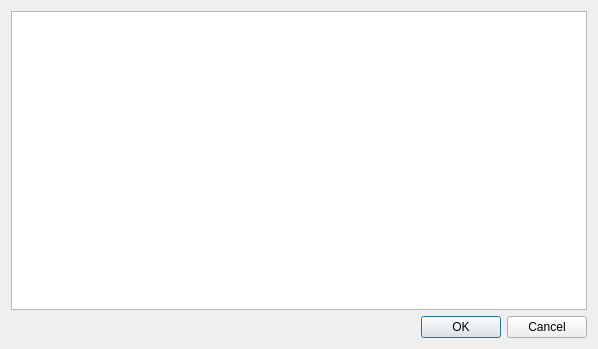
madnight/chessx, file src/gui/engineoptiondialog.ui: the form before one commit.
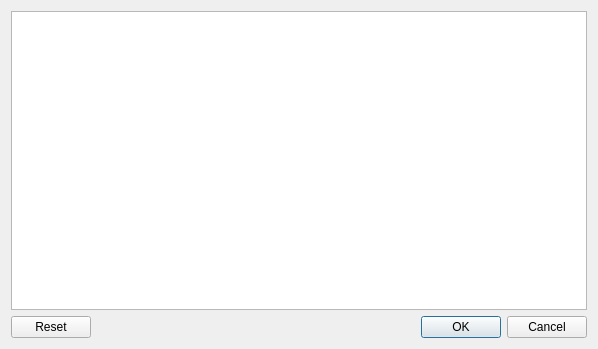
The form after the commit. Custom widgets are drawn as their Qt base class.

```diff
--- a/src/gui/engineoptiondialog.ui
+++ b/src/gui/engineoptiondialog.ui
@@ -18,6 +18,28 @@
     <widget class="EngineOptionList" name="tableView"/>
    </item>
    <item>
+    <layout class="QHBoxLayout" name="horizontalLayout">
+     <item>
+      <widget class="QPushButton" name="resetButton">
+       <property name="text">
+        <string>Reset</string>
+       </property>
+      </widget>
+     </item>
+     <item>
+      <spacer name="horizontalSpacer">
+       <property name="orientation">
+        <enum>Qt::Horizontal</enum>
+       </property>
+       <property name="sizeHint" stdset="0">
+        <size>
+         <width>40</width>
+         <height>20</height>
+        </size>
+       </property>
+      </spacer>
+     </item>
+     <item>
     <widget class="QDialogButtonBox" name="buttonBox">
      <property name="orientation">
       <enum>Qt::Horizontal</enum>
@@ -26,6 +48,8 @@
       <set>QDialogButtonBox::Cancel|QDialogButtonBox::Ok</set>
      </property>
     </widget>
+     </item>
+    </layout>
    </item>
   </layout>
  </widget>
```
Lines whose indentation alone changed are shown as unchanged.
